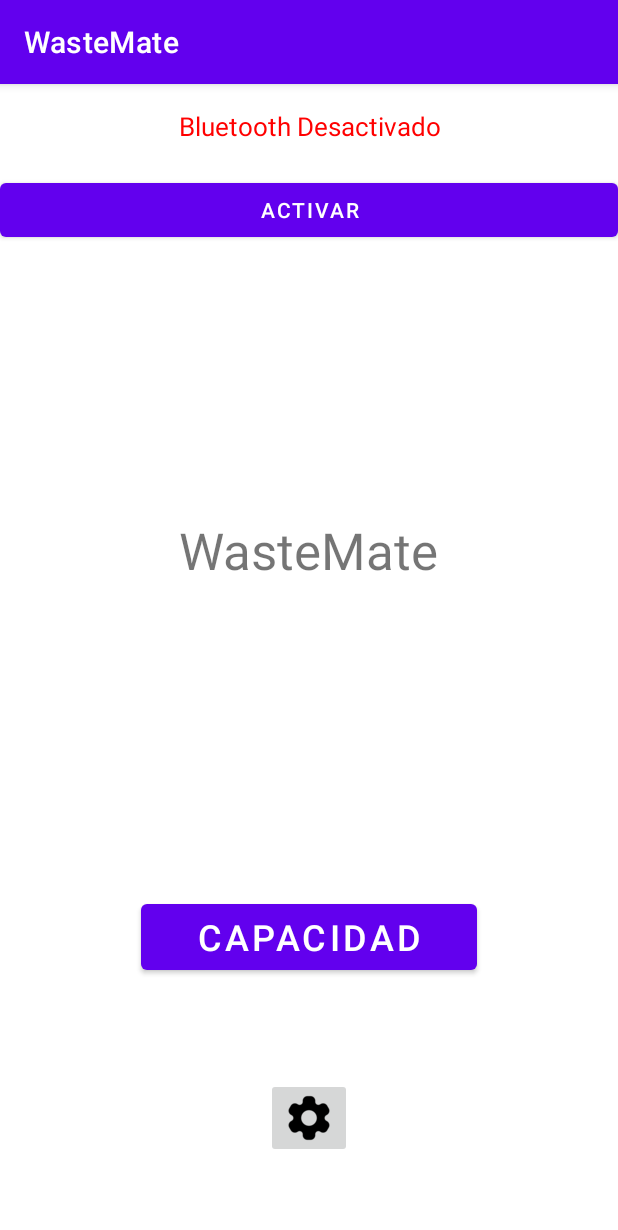
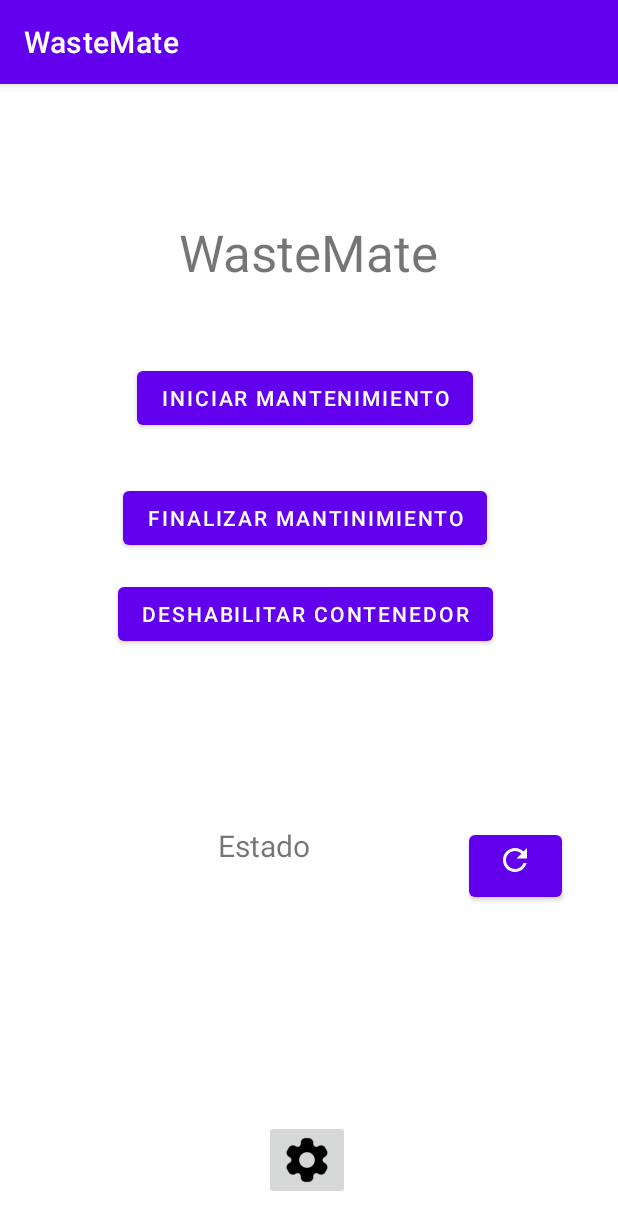
Before and after one commit to AgustinCocciardi/WasteMate, an Android app: the screen it shows after launch (MainActivity), on a phone screen of 412 x 824 dp. Shown: the top 1230 px of the screen. Run offline under Robolectric (Android 15) with nearby library versions, the phone set to English and light mode, and no system bars.

```diff
--- /dev/null
+++ b/Android/app/src/main/java/soadv/grupom2/wastemate/Actions.java
@@ -0,0 +1,5 @@
+package soadv.grupom2.wastemate;
+
+public class Actions {
+    public static final String CUSTOM_ACTION_STATUS_CHANGED = "soadv.grupom2.wastemate.STATUS_CHANGED";
+}
--- /dev/null
+++ b/Android/app/src/main/res/drawable/baseline_refresh_24.xml
@@ -0,0 +1,5 @@
+<vector android:height="24dp" android:tint="#000000"
+    android:viewportHeight="24" android:viewportWidth="24"
+    android:width="24dp" xmlns:android="http://schemas.android.com/apk/res/android">
+    <path android:fillColor="@android:color/white" android:pathData="M17.65,6.35C16.2,4.9 14.21,4 12,4c-4.42,0 -7.99,3.58 -7.99,8s3.57,8 7.99,8c3.73,0 6.84,-2.55 7.73,-6h-2.08c-0.82,2.33 -3.04,4 -5.65,4 -3.31,0 -6,-2.69 -6,-6s2.69,-6 6,-6c1.66,0 3.14,0.69 4.22,1.78L13,11h7V4l-2.35,2.35z"/>
+</vector>
--- a/Android/app/src/main/res/layout/activity_main.xml
+++ b/Android/app/src/main/res/layout/activity_main.xml
@@ -5,27 +5,6 @@
     android:layout_width="match_parent"
     android:layout_height="match_parent"
     tools:context=".MainActivity">
-
-    <Button
-        android:id="@+id/btnActivar"
-        android:layout_width="match_parent"
-        android:layout_height="wrap_content"
-        android:layout_marginTop="20dp"
-        android:text="Activar"
-        app:layout_constraintTop_toBottomOf="@+id/txtEstado"
-        tools:layout_editor_absoluteX="0dp" />
-
-    <TextView
-        android:id="@+id/txtEstado"
-        android:layout_width="match_parent"
-        android:layout_height="wrap_content"
-        android:layout_marginTop="16dp"
-        android:gravity="center"
-        android:text="Bluetooth Desactivado"
-        android:textColor="#ff0000"
-        android:textSize="17sp"
-        app:layout_constraintTop_toTopOf="parent"
-        tools:layout_editor_absoluteX="0dp" />
 
     <TextView
         android:id="@+id/textView"
@@ -40,45 +19,84 @@
         app:layout_constraintHorizontal_bias="0.497"
         app:layout_constraintStart_toStartOf="parent"
         app:layout_constraintTop_toTopOf="parent"
-        app:layout_constraintVertical_bias="0.393" />
+        app:layout_constraintVertical_bias="0.103" />
 
     <Button
         android:id="@+id/botonCapacidad"
-        android:layout_width="224dp"
-        android:layout_height="56dp"
-        android:layout_marginTop="68dp"
-        android:text="Capacidad"
+        android:layout_width="62dp"
+        android:layout_height="53dp"
+        android:layout_marginStart="12dp"
+        android:layout_marginTop="117dp"
+        android:layout_marginEnd="33dp"
         android:textSize="24sp"
-        app:layout_constraintBottom_toBottomOf="parent"
+        app:icon="@drawable/baseline_refresh_24"
+        app:iconGravity="textTop"
         app:layout_constraintEnd_toEndOf="parent"
-        app:layout_constraintStart_toStartOf="parent"
-        app:layout_constraintTop_toBottomOf="@+id/textView"
-        app:layout_constraintVertical_bias="0.413" />
+        app:layout_constraintStart_toEndOf="@+id/capacidadText"
+        app:layout_constraintTop_toBottomOf="@+id/btnDisable" />
 
     <ImageButton
         android:id="@+id/botonConfiguracion"
         android:layout_width="wrap_content"
         android:layout_height="wrap_content"
-        android:layout_marginTop="56dp"
+        android:layout_marginBottom="24dp"
         app:layout_constraintBottom_toBottomOf="parent"
         app:layout_constraintEnd_toEndOf="parent"
+        app:layout_constraintHorizontal_bias="0.497"
         app:layout_constraintStart_toStartOf="parent"
-        app:layout_constraintTop_toBottomOf="@+id/botonCapacidad"
-        app:layout_constraintVertical_bias="0.16"
         app:srcCompat="@mipmap/config50" />
 
     <TextView
         android:id="@+id/capacidadText"
         android:layout_width="240dp"
         android:layout_height="54dp"
-        android:layout_marginTop="56dp"
-        android:text="Capacidad"
+        android:layout_marginStart="52dp"
+        android:layout_marginTop="340dp"
+        android:text="Estado"
         android:textAlignment="center"
         android:textSize="20sp"
-        app:layout_constraintBottom_toTopOf="@+id/botonCapacidad"
+        app:layout_constraintEnd_toStartOf="@+id/botonCapacidad"
+        app:layout_constraintStart_toStartOf="parent"
+        app:layout_constraintTop_toBottomOf="@+id/textView" />
+
+    <Button
+        android:id="@+id/btnIniciarMantenimiento"
+        android:layout_width="wrap_content"
+        android:layout_height="wrap_content"
+        android:layout_marginStart="156dp"
+        android:layout_marginTop="31dp"
+        android:layout_marginEnd="161dp"
+        android:layout_marginBottom="16dp"
+        android:text="Iniciar mantenimiento"
+        app:layout_constraintBottom_toTopOf="@+id/btnMantenimientoFinalizado"
         app:layout_constraintEnd_toEndOf="parent"
         app:layout_constraintStart_toStartOf="parent"
-        app:layout_constraintTop_toBottomOf="@+id/textView"
-        app:layout_constraintVertical_bias="0.24" />
+        app:layout_constraintTop_toBottomOf="@+id/textView" />
+
+    <Button
+        android:id="@+id/btnDisable"
+        android:layout_width="wrap_content"
+        android:layout_height="wrap_content"
+        android:layout_marginStart="156dp"
+        android:layout_marginTop="16dp"
+        android:layout_marginEnd="161dp"
+        android:text="Deshabilitar contenedor"
+        app:layout_constraintEnd_toEndOf="parent"
+        app:layout_constraintStart_toStartOf="parent"
+        app:layout_constraintTop_toBottomOf="@+id/btnMantenimientoFinalizado" />
+
+    <Button
+        android:id="@+id/btnMantenimientoFinalizado"
+        android:layout_width="wrap_content"
+        android:layout_height="wrap_content"
+        android:layout_marginStart="156dp"
+        android:layout_marginTop="16dp"
+        android:layout_marginEnd="161dp"
+        android:layout_marginBottom="16dp"
+        android:text="Finalizar mantinimiento"
+        app:layout_constraintBottom_toTopOf="@+id/btnDisable"
+        app:layout_constraintEnd_toEndOf="parent"
+        app:layout_constraintStart_toStartOf="parent"
+        app:layout_constraintTop_toBottomOf="@+id/btnIniciarMantenimiento" />
 
 </androidx.constraintlayout.widget.ConstraintLayout>
```
Also changed, not shown: Android/app/src/main/java/soadv/grupom2/wastemate/BluetoothService.java (+43 -53 lines), Android/app/src/main/java/soadv/grupom2/wastemate/MainActivity.java (+84 -175 lines), Android/app/src/main/java/soadv/grupom2/wastemate/SettingsActivity.java (+3 -4 lines).
